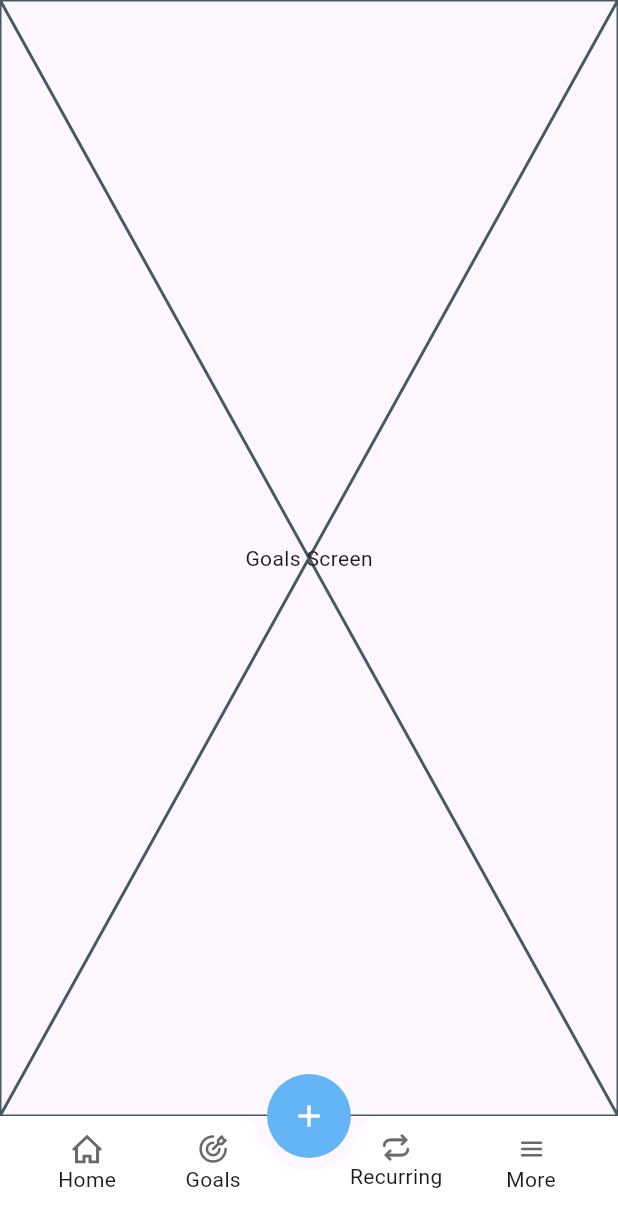
After one commit to PishiKe/spendlens_fe, a Flutter app: the GoalsScreen screen opened by its route, on a phone screen of 412 x 824 dp. The commit adds this screen. Shown: the top 1227 px of the screen. Run offline on Flutter 3.47's test engine with Material 3 defaults, Android fonts, the phone set to English and light mode, and no system bars; our stand-ins replace awesome_snackbar_content, fl_chart, flutter_svg, freezed_annotation, go_router, loading_animation_widget and 1 more; accounts and stored records are empty.

Commit message:
added other placeholder screens

```diff
--- /dev/null
+++ b/lib/view/screens/goals/goals.dart
@@ -0,0 +1 @@
+export 'goals_screen.dart';
--- /dev/null
+++ b/lib/view/screens/goals/goals_screen.dart
@@ -0,0 +1,14 @@
+import 'package:flutter/material.dart';
+
+class GoalsScreen extends StatelessWidget {
+  const GoalsScreen({super.key});
+
+  @override
+  Widget build(BuildContext context) {
+    return const Scaffold(
+       body: Placeholder(
+        child: Center(child: Text('Goals Screen'),),
+       )
+    );
+  }
+}
--- /dev/null
+++ b/lib/view/screens/profile/profile.dart
@@ -0,0 +1 @@
+export 'profile_screen.dart';
--- /dev/null
+++ b/lib/view/screens/recurring/recurring.dart
@@ -0,0 +1 @@
+export 'recurring_screen.dart';
--- a/lib/view/screens/screens.dart
+++ b/lib/view/screens/screens.dart
@@ -1,3 +1,6 @@
+export 'home/home.dart';
+export 'goals/goals.dart';
+export 'expense/expense.dart';
+export 'profile/profile.dart';
+export 'recurring/recurring.dart';
 export 'authentication/authentication.dart';
-export 'home/home.dart';
-export 'expense/expense.dart';
```
Also changed, not shown: lib/view/screens/profile/profile_screen.dart (added, +12 -0 lines), lib/view/screens/recurring/recurring_screen.dart (added, +12 -0 lines).
